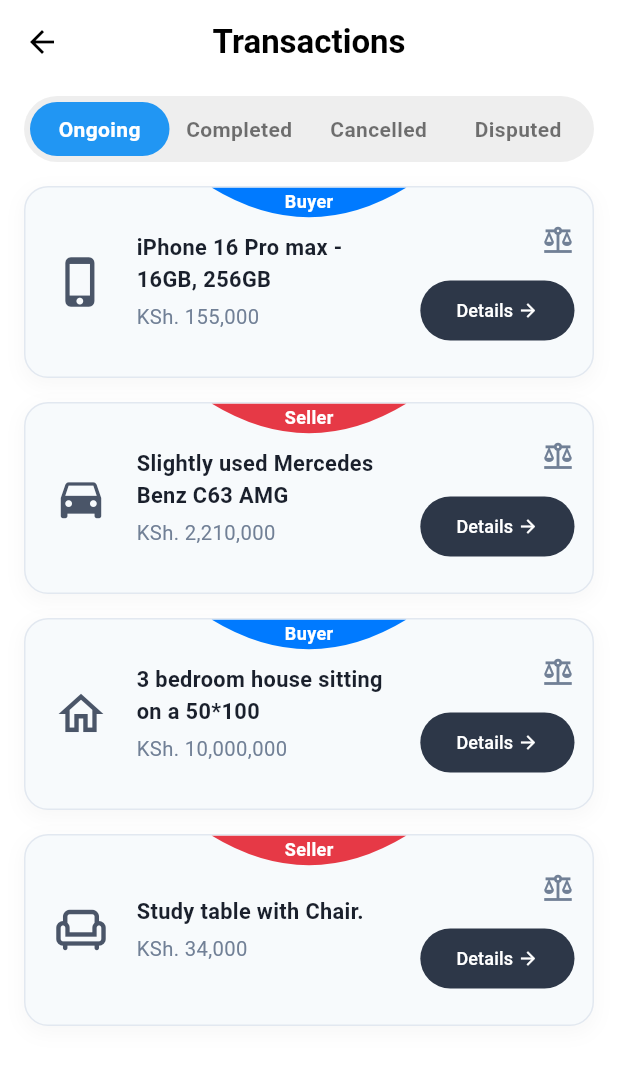
After one commit to Muhoti/ESCROW, a Flutter app: the TransactionsScreen screen opened directly, on a phone screen of 412 x 824 dp. The commit adds this screen. Shown: the top 1065 px of the screen. Run offline on Flutter 3.47's test engine with Material 3 defaults, Android fonts, the phone set to English and light mode, and no system bars.

Commit message:
Implement navigation to TransactionsScreen from HomeScreen and update BottomNavigationBar labels visibility

```diff
--- a/lib/screens/home_screen.dart
+++ b/lib/screens/home_screen.dart
@@ -1,4 +1,5 @@
 import 'package:flutter/material.dart';
+import './transactions_screen.dart';
 
 class HomeScreen extends StatelessWidget {
   const HomeScreen({super.key});
@@ -134,11 +135,21 @@ class HomeScreen extends StatelessWidget {
         ),
       ),
       bottomNavigationBar: BottomNavigationBar(
+        currentIndex: 0,
+        onTap: (index) {
+          if (index == 1) {
+            Navigator.push(
+              context,
+              MaterialPageRoute(
+                  builder: (context) => const TransactionsScreen()),
+            );
+          }
+        },
         type: BottomNavigationBarType.fixed,
         selectedItemColor: Colors.blue,
         unselectedItemColor: Colors.black54,
-        showSelectedLabels: false,
-        showUnselectedLabels: false,
+        showSelectedLabels: true,
+        showUnselectedLabels: true,
         items: [
           BottomNavigationBarItem(icon: Icon(Icons.home), label: 'Home'),
           BottomNavigationBarItem(
--- /dev/null
+++ b/lib/screens/transactions_screen.dart
@@ -0,0 +1,266 @@
+import 'package:flutter/material.dart';
+
+class TransactionsScreen extends StatefulWidget {
+  const TransactionsScreen({super.key});
+
+  @override
+  _TransactionsScreenState createState() => _TransactionsScreenState();
+}
+
+class _TransactionsScreenState extends State<TransactionsScreen> {
+  int _selectedFilter = 0;
+
+  @override
+  Widget build(BuildContext context) {
+    return Scaffold(
+      backgroundColor: Colors.white,
+      appBar: AppBar(
+        backgroundColor: Colors.white,
+        elevation: 0,
+        leading: IconButton(
+          icon: Icon(Icons.arrow_back, color: Colors.black),
+          onPressed: () => Navigator.of(context).pop(),
+        ),
+        title: Text(
+          'Transactions',
+          style: TextStyle(color: Colors.black, fontWeight: FontWeight.bold),
+        ),
+        centerTitle: true,
+      ),
+      body: Column(
+        children: [
+          _buildFilterChips(),
+          Expanded(
+            child: ListView(
+              padding: const EdgeInsets.symmetric(horizontal: 16, vertical: 8),
+              children: [
+                _buildTransactionCard(
+                  context: context,
+                  icon: Icons.phone_iphone,
+                  title: 'iPhone 16 Pro max - 16GB, 256GB',
+                  price: 'KSh. 155,000',
+                  role: 'Buyer',
+                  roleColor: const Color(0xFF007AFF),
+                ),
+                _buildTransactionCard(
+                  context: context,
+                  icon: Icons.directions_car,
+                  title: 'Slightly used Mercedes Benz C63 AMG',
+                  price: 'KSh. 2,210,000',
+                  role: 'Seller',
+                  roleColor: const Color(0xFFE63946),
+                ),
+                _buildTransactionCard(
+                  context: context,
+                  icon: Icons.home_outlined,
+                  title: '3 bedroom house sitting on a 50*100',
+                  price: 'KSh. 10,000,000',
+                  role: 'Buyer',
+                  roleColor: const Color(0xFF007AFF),
+                ),
+                _buildTransactionCard(
+                  context: context,
+                  icon: Icons.chair_outlined,
+                  title: 'Study table with Chair.',
+                  price: 'KSh. 34,000',
+                  role: 'Seller',
+                  roleColor: const Color(0xFFE63946),
+                ),
+              ],
+            ),
+          )
+        ],
+      ),
+    );
+  }
+
+  Widget _buildFilterChips() {
+    final filters = ['Ongoing', 'Completed', 'Cancelled', 'Disputed'];
+    return Container(
+      padding: const EdgeInsets.symmetric(horizontal: 16.0, vertical: 8.0),
+      child: Container(
+        padding: const EdgeInsets.all(4),
+        decoration: BoxDecoration(
+          color: Colors.grey[200],
+          borderRadius: BorderRadius.circular(25.0),
+        ),
+        child: Row(
+          mainAxisAlignment: MainAxisAlignment.spaceBetween,
+          children: List.generate(filters.length, (index) {
+            return Expanded(
+              child: GestureDetector(
+                onTap: () {
+                  setState(() {
+                    _selectedFilter = index;
+                  });
+                },
+                child: Container(
+                  padding: EdgeInsets.symmetric(vertical: 8),
+                  decoration: BoxDecoration(
+                    color: _selectedFilter == index
+                        ? Colors.blue
+                        : Colors.transparent,
+                    borderRadius: BorderRadius.circular(20.0),
+                  ),
+                  child: Text(
+                    filters[index],
+                    textAlign: TextAlign.center,
+                    style: TextStyle(
+                      color: _selectedFilter == index
+                          ? Colors.white
+                          : Colors.black54,
+                      fontWeight: FontWeight.bold,
+                    ),
+                  ),
+                ),
+              ),
+            );
+          }),
+        ),
+      ),
+    );
+  }
+
+  Widget _buildTransactionCard({
+    required BuildContext context,
+    required IconData icon,
+    required String title,
+    required String price,
+    required String role,
+    required Color roleColor,
+  }) {
+    return Container(
+      margin: const EdgeInsets.only(bottom: 16),
+      decoration: BoxDecoration(
+        color: const Color(0xFFF7FAFC),
+        borderRadius: BorderRadius.circular(16.0),
+        border: Border.all(color: const Color(0xFFE2E8F0), width: 1),
+        boxShadow: [
+          BoxShadow(
+            color: Colors.grey.withOpacity(0.08),
+            spreadRadius: 1,
+            blurRadius: 10,
+            offset: const Offset(0, 4),
+          ),
+        ],
+      ),
+      child: ClipRRect(
+        borderRadius: BorderRadius.circular(16.0),
+        child: IntrinsicHeight(
+          child: Stack(
+            alignment: Alignment.center,
+            children: [
+              Padding(
+                padding: const EdgeInsets.symmetric(
+                    horizontal: 12.0, vertical: 20.0),
+                child: Row(
+                  crossAxisAlignment: CrossAxisAlignment.center,
+                  children: [
+                    Container(
+                        width: 50,
+                        alignment: Alignment.center,
+                        child: Icon(icon,
+                            size: 36, color: const Color(0xFF4A5568))),
+                    const SizedBox(width: 12),
+                    Expanded(
+                      child: Column(
+                        crossAxisAlignment: CrossAxisAlignment.start,
+                        mainAxisAlignment: MainAxisAlignment.center,
+                        children: [
+                          Text(title,
+                              style: const TextStyle(
+                                  fontWeight: FontWeight.bold,
+                                  fontSize: 14.5,
+                                  color: Color(0xFF1A202C))),
+                          const SizedBox(height: 5),
+                          Text(price,
+                              style: const TextStyle(
+                                  color: Color(0xFF718096), fontSize: 13.5)),
+                        ],
+                      ),
+                    ),
+                    const SizedBox(width: 12),
+                    Column(
+                      mainAxisAlignment: MainAxisAlignment.spaceBetween,
+                      crossAxisAlignment: CrossAxisAlignment.end,
+                      children: [
+                        Padding(
+                          padding: const EdgeInsets.only(top: 4.0),
+                          child: Icon(Icons.balance,
+                              color: const Color(0xFF718096), size: 22),
+                        ),
+                        const SizedBox(height: 12),
+                        ElevatedButton(
+                          onPressed: () {},
+                          style: ElevatedButton.styleFrom(
+                            backgroundColor: const Color(0xFF2D3748),
+                            foregroundColor: Colors.white,
+                            shape: const StadiumBorder(),
+                            padding: const EdgeInsets.symmetric(
+                                horizontal: 24, vertical: 0),
+                            elevation: 0,
+                          ),
+                          child: const Row(
+                            mainAxisSize: MainAxisSize.min,
+                            children: [
+                              Text('Details', style: TextStyle(fontSize: 12)),
+                              SizedBox(width: 3),
+                              Icon(
+                                Icons.arrow_forward,
+                                size: 14,
+                                color: Colors.white,
+                              ),
+                            ],
+                          ),
+                        )
+                      ],
+                    )
+                  ],
+                ),
+              ),
+              Positioned(
+                top: 0,
+                child: CustomPaint(
+                  painter: RoleBannerPainter(color: roleColor),
+                  child: Container(
+                    width: 130,
+                    height: 18,
+                    alignment: Alignment.center,
+                    child: Text(
+                      role,
+                      style: const TextStyle(
+                          color: Colors.white,
+                          fontSize: 12,
+                          fontWeight: FontWeight.bold),
+                    ),
+                  ),
+                ),
+              ),
+            ],
+          ),
+        ),
+      ),
+    );
+  }
+}
+
+class RoleBannerPainter extends CustomPainter {
+  final Color color;
+  RoleBannerPainter({required this.color});
+
+  @override
+  void paint(Canvas canvas, Size size) {
+    final paint = Paint()..color = color;
+    final path = Path();
+
+    path.moveTo(0, 0);
+    path.quadraticBezierTo(size.width / 2, size.height * 2.2, size.width, 0);
+    path.close();
+
+    canvas.drawPath(path, paint);
+  }
+
+  @override
+  bool shouldRepaint(covariant RoleBannerPainter oldDelegate) =>
+      color != oldDelegate.color;
+}
```
